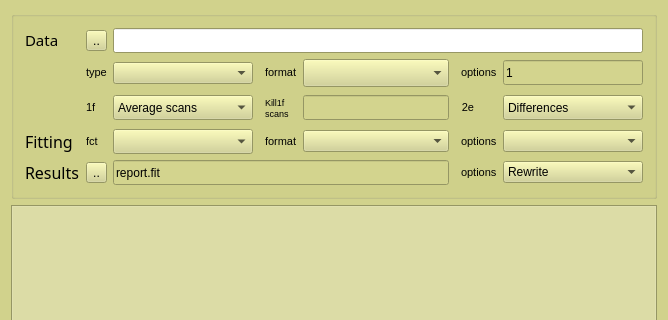
The window that src/tab.analysis/tab_analysis.ui (hsaadaoui/bnmroffice) describes before a commit, drawn with Qt 5; both pictures show x 0 to 668 and y 0 to 320 of the 668 by 591 pixel window.
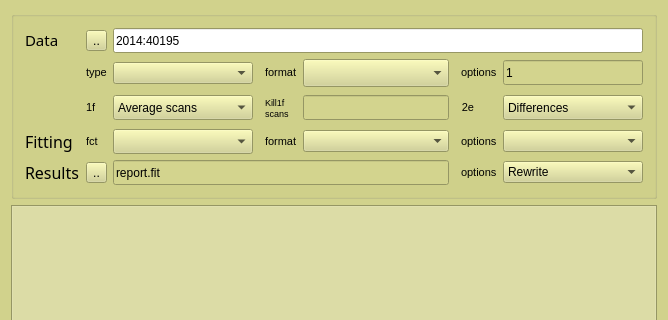
The same window after the commit.

```diff
--- a/src/tab.analysis/tab_analysis.ui
+++ b/src/tab.analysis/tab_analysis.ui
@@ -1562,7 +1562,7 @@
          <string notr="true"/>
         </property>
         <property name="text">
-         <string/>
+         <string>2014:40195</string>
         </property>
         <property name="frame">
          <bool>true</bool>
```
